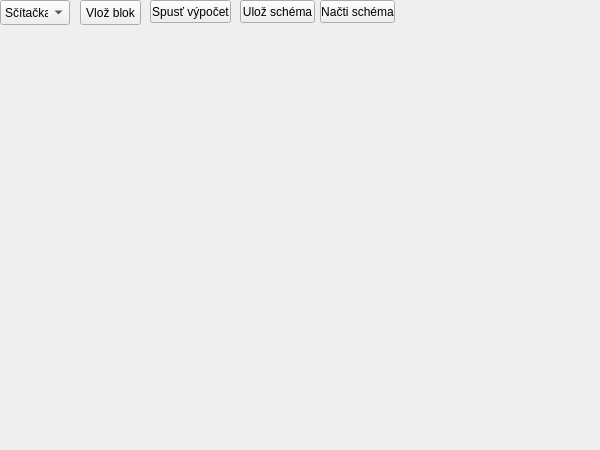
Before: the Qt Designer form widget.ui in zionedge/Xd, drawn with Qt 5.
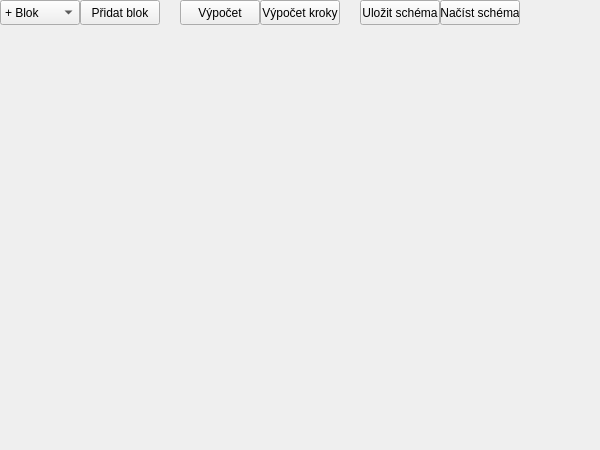
After: the same form once the commit is applied.

Diff of the .ui file:
```diff
--- a/widget.ui
+++ b/widget.ui
@@ -10,6 +10,18 @@
     <height>450</height>
    </rect>
   </property>
+  <property name="minimumSize">
+   <size>
+    <width>600</width>
+    <height>450</height>
+   </size>
+  </property>
+  <property name="maximumSize">
+   <size>
+    <width>1980</width>
+    <height>1080</height>
+   </size>
+  </property>
   <property name="windowTitle">
    <string>Widget</string>
   </property>
@@ -18,12 +30,12 @@
     <rect>
      <x>80</x>
      <y>0</y>
-     <width>61</width>
+     <width>80</width>
      <height>25</height>
     </rect>
    </property>
    <property name="text">
-    <string>Vlož blok</string>
+    <string>Přidat blok</string>
    </property>
   </widget>
   <widget class="QComboBox" name="comboBox">
@@ -31,7 +43,7 @@
     <rect>
      <x>0</x>
      <y>0</y>
-     <width>70</width>
+     <width>80</width>
      <height>25</height>
     </rect>
    </property>
@@ -40,7 +52,7 @@
    </property>
    <item>
     <property name="text">
-     <string>Sčítačka</string>
+     <string>+ Blok</string>
     </property>
    </item>
    <item>
@@ -64,43 +76,56 @@
     </property>
    </item>
   </widget>
+  <widget class="QPushButton" name="pushButton">
+   <property name="geometry">
+    <rect>
+     <x>180</x>
+     <y>0</y>
+     <width>80</width>
+     <height>25</height>
+    </rect>
+   </property>
+   <property name="text">
+    <string>Výpočet</string>
+   </property>
+  </widget>
   <widget class="QPushButton" name="pushButton_3">
    <property name="geometry">
     <rect>
-     <x>240</x>
+     <x>360</x>
      <y>0</y>
-     <width>75</width>
-     <height>23</height>
+     <width>80</width>
+     <height>25</height>
     </rect>
    </property>
    <property name="text">
-    <string>Ulož schéma</string>
+    <string>Uložit schéma</string>
    </property>
   </widget>
   <widget class="QPushButton" name="pushButton_4">
    <property name="geometry">
     <rect>
-     <x>150</x>
+     <x>260</x>
      <y>0</y>
-     <width>81</width>
-     <height>23</height>
+     <width>80</width>
+     <height>25</height>
     </rect>
    </property>
    <property name="text">
-    <string>Spusť výpočet</string>
+    <string>Výpočet kroky</string>
    </property>
   </widget>
   <widget class="QPushButton" name="pushButton_5">
    <property name="geometry">
     <rect>
-     <x>320</x>
+     <x>440</x>
      <y>0</y>
-     <width>75</width>
-     <height>23</height>
+     <width>80</width>
+     <height>25</height>
     </rect>
    </property>
    <property name="text">
-    <string>Načti schéma</string>
+    <string>Načíst schéma</string>
    </property>
   </widget>
  </widget>
```
Left out of the diff: 10 changed lines with no effect on the pictures.
